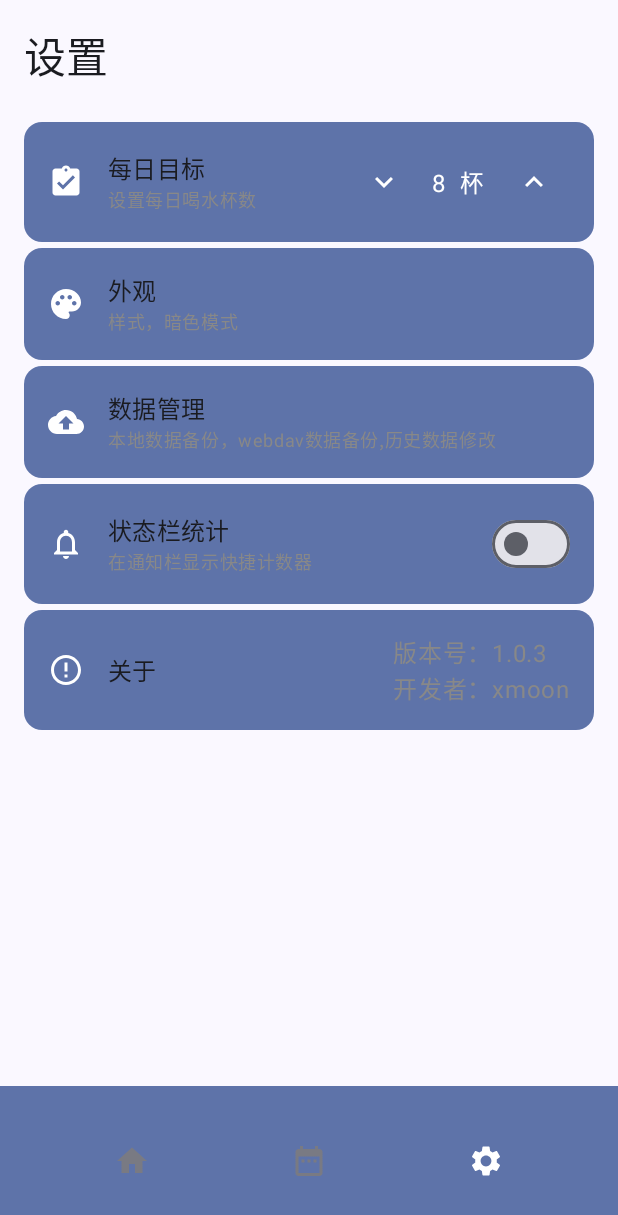
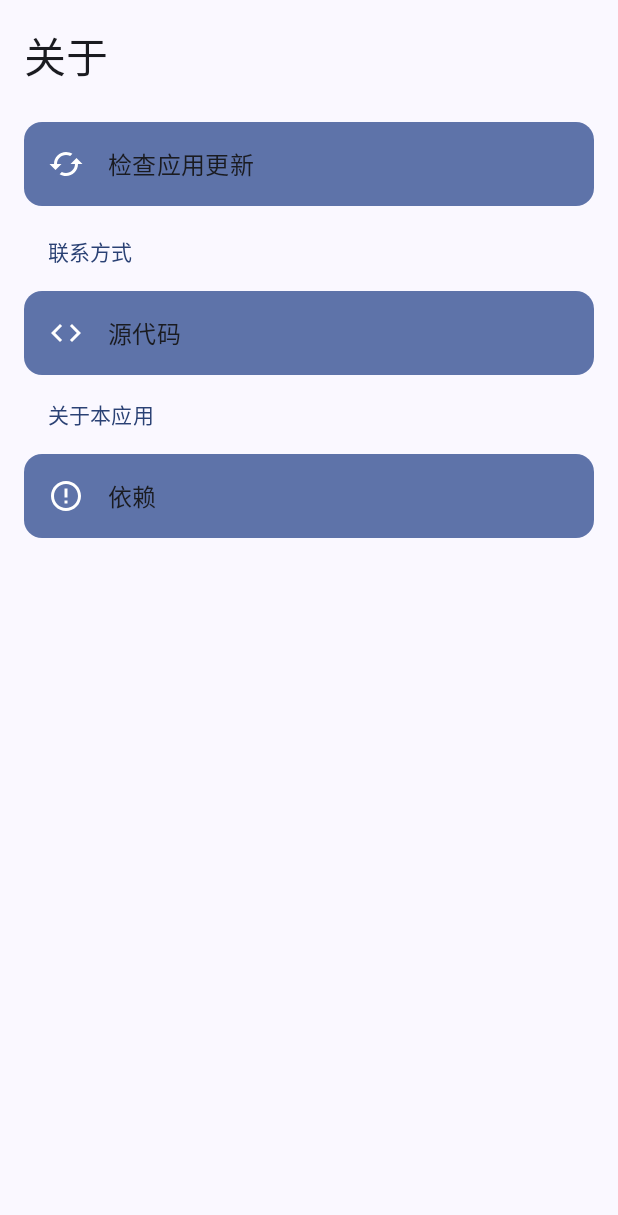
Before and after one commit to xmoon2022/WaterDrinkTracker, an Android app built with Jetpack Compose: the SettingsScreen screen opened through its navigation route, after a tap on "关于", on a phone screen of 412 x 824 dp. Shown: the top 1215 px of the screen. Run offline under Robolectric (Android 15) with nearby library versions, the phone set to English and light mode, and no system bars; libraries missing offline, so code that uses them is left out: androidx.glance, androidx.glance.appwidget; 2 statements that could not run were skipped.

Commit message:
20250306
1.增加了检查系统更新的功能，但不支持大规模应用，之后在进行修改
2.增加了跳转到项目地址的功能
3.之后考虑增加显示依赖的功能

```diff
--- a/app/build.gradle.kts
+++ b/app/build.gradle.kts
@@ -71,7 +71,6 @@ dependencies {
     implementation(libs.androidx.work.runtime.ktx)
     implementation(libs.androidx.runtime.android)
     implementation(libs.androidx.tools.core)
-    //implementation(libs.firebase.crashlytics.buildtools)
     implementation(libs.gson)
     implementation(libs.androidx.navigation.compose)
     implementation(libs.androidx.glance)
--- a/app/src/main/java/io/github/xmoon2022/water/navigation/MainNavigation.kt
+++ b/app/src/main/java/io/github/xmoon2022/water/navigation/MainNavigation.kt
@@ -1,5 +1,7 @@
 package io.github.xmoon2022.water.navigation
 
+import android.os.Build
+import androidx.annotation.RequiresApi
 import androidx.compose.foundation.layout.padding
 import androidx.compose.material3.FabPosition
 import androidx.compose.material3.Scaffold
@@ -17,6 +19,8 @@ import io.github.xmoon2022.water.ui.screen.calendar.CalendarScreen
 import io.github.xmoon2022.water.ui.screen.calendar.items.CalendarFabButton
 import io.github.xmoon2022.water.ui.screen.home.MainScreen
 import io.github.xmoon2022.water.ui.screen.settings.SettingsScreen
+import io.github.xmoon2022.water.ui.screen.settings.screens.about_setting.AboutSettingScreen
+import io.github.xmoon2022.water.ui.screen.settings.screens.about_setting.screens.DependentScreen
 import io.github.xmoon2022.water.ui.screen.settings.screens.data_setting.DataSettingScreen
 import io.github.xmoon2022.water.ui.screen.settings.screens.style_setting.StyleSettingScreen
 
@@ -26,8 +30,11 @@ sealed class Screen(val route: String) {
     data object Settings : Screen("Settings")
     data object StyleSettings : Screen("setting_style")
     data object DataSettings : Screen("setting_data")
+    data object AboutSettings : Screen("setting_about")
+    data object Dependent : Screen("setting_about_dependent")
 }
 
+@RequiresApi(Build.VERSION_CODES.TIRAMISU)
 @Composable
 fun MainNavigation() {
     val navController = rememberNavController()
@@ -59,6 +66,8 @@ fun MainNavigation() {
             composable(Screen.Settings.route) { SettingsScreen(navController) }
             composable(Screen.StyleSettings.route) { StyleSettingScreen() }
             composable(Screen.DataSettings.route) { DataSettingScreen() }
+            composable(Screen.AboutSettings.route) { AboutSettingScreen(navController) }
+            composable(Screen.Dependent.route) { DependentScreen() }
         }
     }
 }
--- a/app/src/main/java/io/github/xmoon2022/water/ui/screen/settings/SettingsScreen.kt
+++ b/app/src/main/java/io/github/xmoon2022/water/ui/screen/settings/SettingsScreen.kt
@@ -1,7 +1,5 @@
 package io.github.xmoon2022.water.ui.screen.settings
 
-import android.content.Context
-import android.content.SharedPreferences
 import android.os.Build
 import androidx.annotation.RequiresApi
 import androidx.compose.foundation.layout.Spacer
@@ -10,15 +8,10 @@ import androidx.compose.foundation.layout.padding
 import androidx.compose.material3.MaterialTheme
 import androidx.compose.material3.Text
 import androidx.compose.runtime.Composable
-import androidx.compose.runtime.DisposableEffect
-import androidx.compose.runtime.remember
 import androidx.compose.ui.Modifier
-import androidx.compose.ui.platform.LocalContext
 import androidx.compose.ui.unit.dp
-import androidx.core.app.NotificationManagerCompat
 import androidx.navigation.NavController
-import io.github.xmoon2022.water.notification.NotificationHelper
-import io.github.xmoon2022.water.ui.screen.settings.items.About
+import io.github.xmoon2022.water.ui.screen.settings.items.AboutSetting
 import io.github.xmoon2022.water.ui.screen.settings.items.DailyGoal
 import io.github.xmoon2022.water.ui.screen.settings.items.DataSetting
 import io.github.xmoon2022.water.ui.screen.settings.items.ShowNotification
@@ -41,6 +34,6 @@ fun SettingsScreen(navController: NavController){
         Spacer(modifier = Modifier.height(4.dp))
         ShowNotification()
         Spacer(modifier = Modifier.height(4.dp))
-        About()
+        AboutSetting(navController)
     }
 }
--- a/app/src/main/java/io/github/xmoon2022/water/ui/screen/settings/items/About.kt
+++ b/app/src/main/java/io/github/xmoon2022/water/ui/screen/settings/items/AboutSetting.kt
@@ -8,13 +8,16 @@ import androidx.compose.runtime.Composable
 import androidx.compose.ui.Modifier
 import androidx.compose.ui.graphics.Color
 import androidx.compose.ui.graphics.vector.ImageVector
+import androidx.compose.ui.res.stringResource
 import androidx.compose.ui.res.vectorResource
 import androidx.compose.ui.unit.dp
+import androidx.navigation.NavController
 import io.github.xmoon2022.water.R
+import io.github.xmoon2022.water.navigation.Screen
 import io.github.xmoon2022.water.ui.screen.settings.SettingItem
 
 @Composable
-fun About(){
+fun AboutSetting(navController: NavController) {
     SettingItem(
         title = "关于",
         icon = {
@@ -24,13 +27,10 @@ fun About(){
                 modifier = Modifier.size(24.dp)
             )
         },
-    ) {
+        onClick = { navController.navigate(Screen.AboutSettings.route) }
+    ){
         Column {
-//                ClickableText(
-//                    text = AnnotatedString("隐私政策"),
-//                    onClick = { /* 打开网页 */ }
-//                )
-            Text("版本号：1.0.3", color = Color.Gray)
+            Text("版本号：${stringResource(id = R.string.version)}", color = Color.Gray)
             Text("开发者：xmoon", color = Color.Gray)
         }
     }
--- /dev/null
+++ b/app/src/main/java/io/github/xmoon2022/water/ui/screen/settings/screens/about_setting/AboutSettingScreen.kt
@@ -0,0 +1,39 @@
+package io.github.xmoon2022.water.ui.screen.settings.screens.about_setting
+
+import androidx.compose.foundation.layout.Spacer
+import androidx.compose.foundation.layout.height
+import androidx.compose.foundation.layout.padding
+import androidx.compose.material3.MaterialTheme
+import androidx.compose.material3.Text
+import androidx.compose.runtime.Composable
+import androidx.compose.ui.Modifier
+import androidx.compose.ui.unit.dp
+import androidx.navigation.NavController
+import io.github.xmoon2022.water.ui.screen.settings.SettingsScreen
+import io.github.xmoon2022.water.ui.screen.settings.SettingsSection
+import io.github.xmoon2022.water.ui.screen.settings.screens.about_setting.items.CheckUpgrade
+import io.github.xmoon2022.water.ui.screen.settings.screens.about_setting.items.Dependent
+import io.github.xmoon2022.water.ui.screen.settings.screens.about_setting.items.SourceCode
+
+@Composable
+fun AboutSettingScreen(navController: NavController){
+    SettingsScreen {
+        Text(
+            text = "关于",
+            style = MaterialTheme.typography.headlineMedium,
+            modifier = Modifier.padding(bottom = 24.dp)
+        )
+        CheckUpgrade()
+        Spacer(modifier = Modifier.height(4.dp))
+        SettingsSection(
+            title = "联系方式"
+        ){
+            SourceCode()
+        }
+        SettingsSection(
+            title = "关于本应用"
+        ){
+            Dependent(navController)
+        }
+    }
+}
--- /dev/null
+++ b/app/src/main/java/io/github/xmoon2022/water/ui/screen/settings/screens/about_setting/items/CheckUpgrade.kt
@@ -0,0 +1,128 @@
+package io.github.xmoon2022.water.ui.screen.settings.screens.about_setting.items
+
+import android.content.Intent
+import android.net.Uri
+import android.widget.Toast
+import androidx.compose.foundation.layout.size
+import androidx.compose.material3.AlertDialog
+import androidx.compose.material3.Icon
+import androidx.compose.material3.Text
+import androidx.compose.material3.TextButton
+import androidx.compose.runtime.Composable
+import androidx.compose.runtime.LaunchedEffect
+import androidx.compose.runtime.mutableStateOf
+import androidx.compose.runtime.remember
+import androidx.compose.runtime.rememberCoroutineScope
+import androidx.compose.ui.Modifier
+import androidx.compose.ui.graphics.vector.ImageVector
+import androidx.compose.ui.platform.LocalContext
+import androidx.compose.ui.res.stringResource
+import androidx.compose.ui.res.vectorResource
+import androidx.compose.ui.unit.dp
+import io.github.xmoon2022.water.R
+import io.github.xmoon2022.water.ui.screen.settings.SettingItem
+import kotlinx.coroutines.Dispatchers
+import kotlinx.coroutines.launch
+import kotlinx.coroutines.withContext
+import org.json.JSONObject
+import java.io.IOException
+import java.net.HttpURLConnection
+import java.net.URL
+
+@Composable
+fun CheckUpgrade() {
+    val context = LocalContext.current
+    val scope = rememberCoroutineScope()
+    val showDialog = remember { mutableStateOf(false) }
+    val latestVersion = remember { mutableStateOf("") }
+    val checkError = remember { mutableStateOf<String?>(null) }
+    val currentVersion = stringResource(id = R.string.version)
+    // 显示错误提示
+    checkError.value?.let { error ->
+        LaunchedEffect(error) {
+            Toast.makeText(context, error, Toast.LENGTH_SHORT).show()
+            checkError.value = null
+        }
+    }
+
+    SettingItem(
+        title = "检查应用更新",
+        icon = {
+            Icon(
+                imageVector = ImageVector.vectorResource(R.drawable.cach),
+                contentDescription = "检测更新图标",
+                modifier = Modifier.size(24.dp)
+            )
+        },
+        onClick = {
+            scope.launch {
+                try {
+                    val latest = getLatestGitHubVersion()
+                    if (compareVersions(currentVersion, latest)) {
+                        latestVersion.value = latest
+                        showDialog.value = true
+                    } else {
+                        Toast.makeText(context, "当前已是最新版本", Toast.LENGTH_SHORT).show()
+                    }
+                } catch (e: Exception) {
+                    checkError.value = "检查更新失败: ${e.localizedMessage}"
+                }
+            }
+        },
+        content = {}
+    )
+
+    if (showDialog.value) {
+        AlertDialog(
+            onDismissRequest = { showDialog.value = false },
+            title = { Text("发现新版本") },
+            text = { Text("最新版本: ${latestVersion.value}\n是否前往下载？") },
+            confirmButton = {
+                TextButton({
+                    val intent = Intent(Intent.ACTION_VIEW).apply {
+                        data = Uri.parse("https://github.com/xmoon2022/WaterDrinkTracker/releases/latest")
+                    }
+                    context.startActivity(intent)
+                    showDialog.value = false
+                }) { Text("立即更新") }
+            },
+            dismissButton = {
+                TextButton({ showDialog.value = false }) { Text("取消") }
+            }
+        )
+    }
+}
+
+// 比较版本号
+private fun compareVersions(current: String, latest: String): Boolean {
+    fun String.cleanVersion() = replace("[^\\d.]".toRegex(), "").split('.')
+
+    val currentParts = current.cleanVersion()
+    val latestParts = latest.cleanVersion()
+
+    for (i in 0 until maxOf(currentParts.size, latestParts.size)) {
+        val cur = currentParts.getOrElse(i) { "0" }.toIntOrNull() ?: 0
+        val lat = latestParts.getOrElse(i) { "0" }.toIntOrNull() ?: 0
+        if (lat > cur) return true
+        if (lat < cur) return false
+    }
+    return false
+}
+
+// 获取GitHub最新版本
+private suspend fun getLatestGitHubVersion(): String = withContext(Dispatchers.IO) {
+    val url = URL("https://api.github.com/repos/xmoon2022/WaterDrinkTracker/releases/latest")
+    (url.openConnection() as HttpURLConnection).run {
+        requestMethod = "GET"
+        connect()
+
+        if (responseCode == 200) {
+            inputStream.bufferedReader().use {
+                val json = JSONObject(it.readText())
+                return@withContext json.getString("tag_name").removePrefix("v")
+            }
+        } else {
+            throw IOException("HTTP error: $responseCode")
+        }
+    }
+}
--- /dev/null
+++ b/app/src/main/java/io/github/xmoon2022/water/ui/screen/settings/screens/about_setting/items/Dependent.kt
@@ -0,0 +1,32 @@
+package io.github.xmoon2022.water.ui.screen.settings.screens.about_setting.items
+
+import androidx.compose.foundation.layout.Column
+import androidx.compose.foundation.layout.size
+import androidx.compose.material3.Icon
+import androidx.compose.material3.Text
+import androidx.compose.runtime.Composable
+import androidx.compose.ui.Modifier
+import androidx.compose.ui.graphics.Color
+import androidx.compose.ui.graphics.vector.ImageVector
+import androidx.compose.ui.res.stringResource
+import androidx.compose.ui.res.vectorResource
+import androidx.compose.ui.unit.dp
+import androidx.navigation.NavController
+import io.github.xmoon2022.water.R
+import io.github.xmoon2022.water.navigation.Screen
+import io.github.xmoon2022.water.ui.screen.settings.SettingItem
+
+@Composable
+fun Dependent(navController: NavController) {
+    SettingItem(
+        title = "依赖",
+        icon = {
+            Icon(
+                imageVector = ImageVector.vectorResource(R.drawable.about),
+                contentDescription = "依赖",
+                modifier = Modifier.size(24.dp)
+            )
+        },
+        onClick = { navController.navigate(Screen.Dependent.route) }
+    )
+}
--- /dev/null
+++ b/app/src/main/java/io/github/xmoon2022/water/ui/screen/settings/screens/about_setting/items/SourceCode.kt
@@ -0,0 +1,67 @@
+package io.github.xmoon2022.water.ui.screen.settings.screens.about_setting.items
+
+import android.content.Intent
+import android.net.Uri
+import androidx.compose.foundation.layout.Column
+import androidx.compose.foundation.layout.size
+import androidx.compose.material3.AlertDialog
+import androidx.compose.material3.Icon
+import androidx.compose.material3.Text
+import androidx.compose.material3.TextButton
+import androidx.compose.runtime.Composable
+import androidx.compose.runtime.mutableStateOf
+import androidx.compose.runtime.remember
+import androidx.compose.ui.Modifier
+import androidx.compose.ui.graphics.Color
+import androidx.compose.ui.graphics.vector.ImageVector
+import androidx.compose.ui.platform.LocalContext
+import androidx.compose.ui.res.vectorResource
+import androidx.compose.ui.unit.dp
+import io.github.xmoon2022.water.R
+import io.github.xmoon2022.water.ui.screen.settings.SettingItem
+
+@Composable
+fun SourceCode(){
+    val showCodeDialog = remember { mutableStateOf(false) }
+    val context = LocalContext.current
+    SettingItem(
+        title = "源代码",
+        icon = {
+            Icon(
+                imageVector = ImageVector.vectorResource(R.drawable.code),
+                contentDescription = "源代码图标",
+                modifier = Modifier.size(24.dp)
+            )
+        },
+        onClick = { showCodeDialog.value = true },
+        content = {}
+    )
+    if (showCodeDialog.value){
+        AlertDialog(
+            onDismissRequest = { showCodeDialog.value = false },  // 点击外部或返回键关闭
+            title = { Text(text = "打开源代码") },
+            text = { Text(text = "即将跳转到:\nhttps://github.com/xmoon2022/WaterDrinkTracker") },
+            confirmButton = {
+                TextButton(
+                    onClick = {
+                        // 跳转到浏览器
+                        val intent = Intent(Intent.ACTION_VIEW).apply {
+                            data = Uri.parse("https://github.com/xmoon2022/WaterDrinkTracker")
+                        }
+                        context.startActivity(intent)
+                        showCodeDialog.value = false  // 关闭对话框
+                    }
+                ) {
+                    Text("确定")
+                }
+            },
+            dismissButton = {
+                TextButton(
+                    onClick = { showCodeDialog.value = false }  // 关闭对话框
+                ) {
+                    Text("取消")
+                }
+            }
+        )
+    }
+}
--- /dev/null
+++ b/app/src/main/res/drawable/cach.xml
@@ -0,0 +1,5 @@
+<vector xmlns:android="http://schemas.android.com/apk/res/android" android:height="24dp" android:tint="#000000" android:viewportHeight="24" android:viewportWidth="24" android:width="24dp">
+
+    <path android:fillColor="@android:color/white" android:pathData="M19,8l-4,4h3c0,3.31 -2.69,6 -6,6 -1.01,0 -1.97,-0.25 -2.8,-0.7l-1.46,1.46C8.97,19.54 10.43,20 12,20c4.42,0 8,-3.58 8,-8h3l-4,-4zM6,12c0,-3.31 2.69,-6 6,-6 1.01,0 1.97,0.25 2.8,0.7l1.46,-1.46C15.03,4.46 13.57,4 12,4c-4.42,0 -8,3.58 -8,8H1l4,4 4,-4H6z"/>
+
+</vector>
--- /dev/null
+++ b/app/src/main/res/drawable/code.xml
@@ -0,0 +1,5 @@
+<vector xmlns:android="http://schemas.android.com/apk/res/android" android:height="24dp" android:tint="#000000" android:viewportHeight="24" android:viewportWidth="24" android:width="24dp">
+
+    <path android:fillColor="@android:color/white" android:pathData="M9.4,16.6L4.8,12l4.6,-4.6L8,6l-6,6 6,6 1.4,-1.4zM14.6,16.6l4.6,-4.6 -4.6,-4.6L16,6l6,6 -6,6 -1.4,-1.4z"/>
+
+</vector>
--- a/app/src/main/res/values/strings.xml
+++ b/app/src/main/res/values/strings.xml
@@ -3,4 +3,5 @@
     <string name="appwidget_text">EXAMPLE</string>
     <string name="add_widget">Add widget</string>
     <string name="app_widget_description">This is an app widget description</string>
+    <string name="version">1.0.3</string>
 </resources>
```
Also changed, not shown: app/src/main/java/io/github/xmoon2022/water/ui/screen/settings/screens/about_setting/screens/DependentScreen.kt (added, +21 -0 lines), 1 other file.
